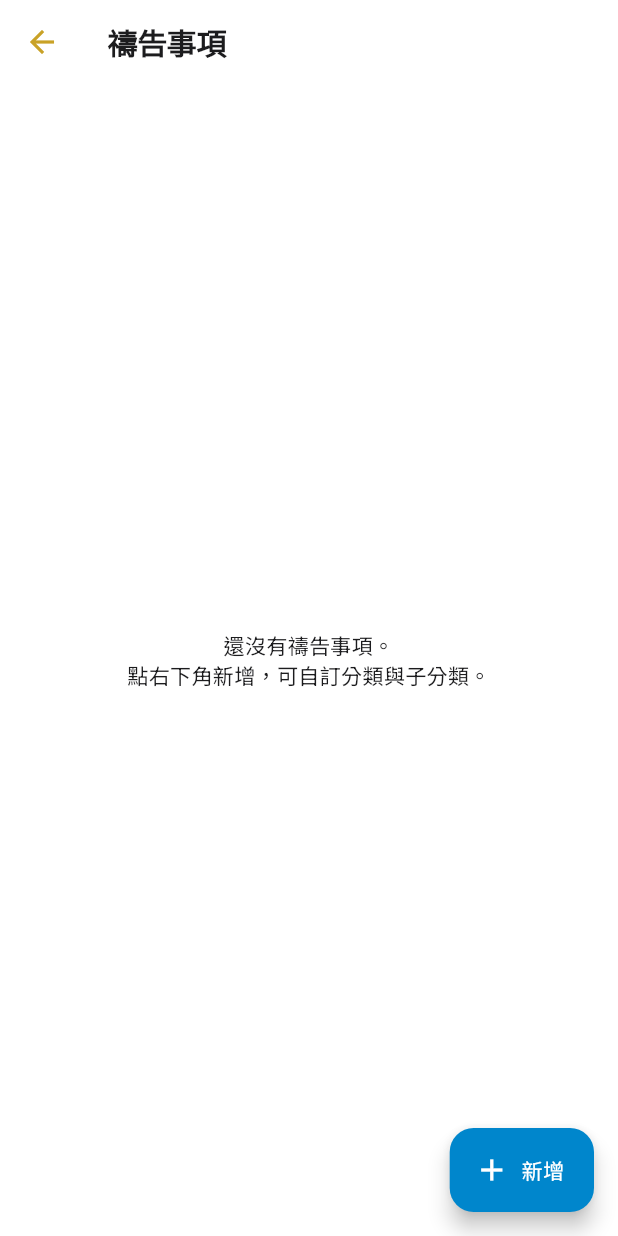
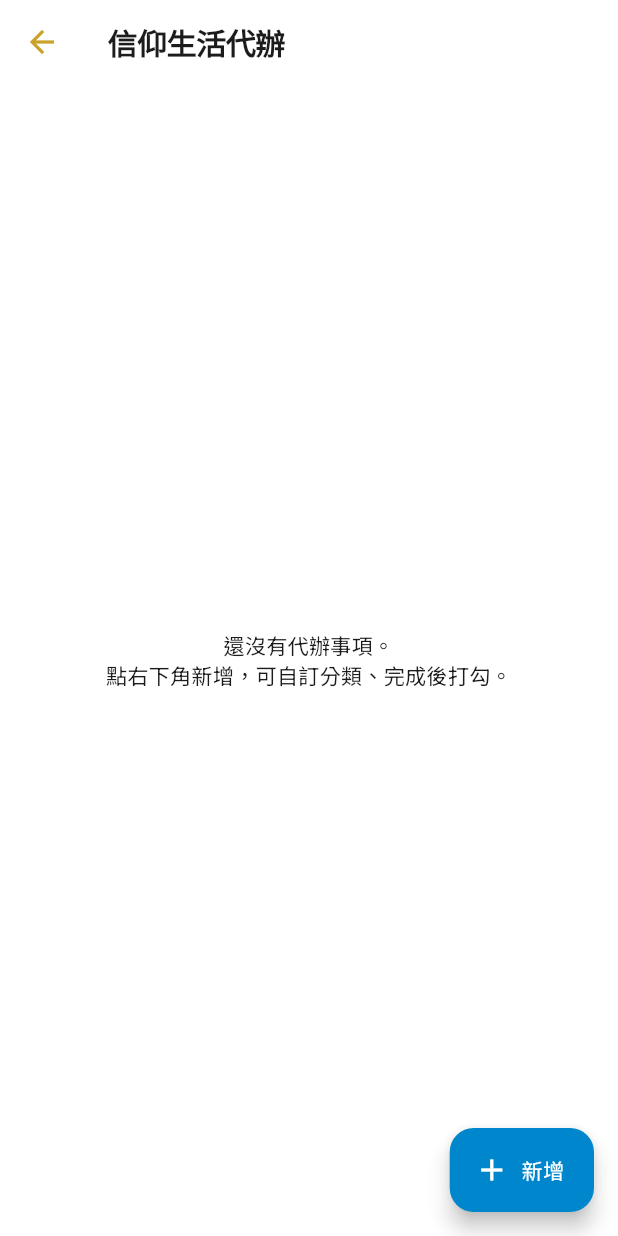
Before and after one commit to zhen-space/bible_app, a Flutter app: the screen it shows after launch, after a tap on "新增", on a phone screen of 412 x 824 dp. Run offline on Flutter 3.47's test engine with Material 3 defaults, Android fonts, the phone set to English and light mode, and no system bars; our stand-ins replace cloud_firestore, firebase_auth, firebase_core, flutter_riverpod, flutter_tts, google_sign_in and 6 more; missing offline and left inert: dart:js_interop, google_sign_in_web; accounts and stored records are empty.

Commit message:
新增信仰生活代辦事項（可打勾）
- DB v8：todos 表（category/content/done/時間）
- 代辦頁：分類巢狀卡（同禱告風格），每項可打勾（完成畫線、排分類底部），
  新增/編輯/刪除，顯示已完成 N/總數
- 首頁 _TodoSection：預覽未完成前 4 項，可直接打勾，空狀態引導卡
- 雲端同步：todos 雙向 LWW（doc id t{createdAt}）＋刪除墓碑（kind=todo）
- 自動備份涵蓋（saveTodo/deleteTodo 觸發 onMutate）
- 測試：Todo round-trip；CLAUDE.md 更新（DB v8）

analyze 乾淨、30 測試過、字型重跑、讀經＋後台兩個 build 成功。

Co-Authored-By: Claude <noreply@anthropic.com>
Claude-Session: https://claude.ai/code/session_01SkXxR652YX1KA9j7FuMJXU

```diff
--- a/lib/models/models.dart
+++ b/lib/models/models.dart
@@ -223,6 +223,52 @@ class Prayer {
       };
 }
 
+/// 信仰生活代辦事項（首頁區塊）：分類/內容/完成狀態，**可打勾**（與禱告不同）。
+class Todo {
+  final int? id;
+  final String category; // 分類（例：靈修、服事、關懷）
+  final String content;
+  final bool done;
+  final int createdAt;
+  final int updatedAt;
+
+  const Todo({
+    this.id,
+    this.category = '',
+    this.content = '',
+    this.done = false,
+    this.createdAt = 0,
+    this.updatedAt = 0,
+  });
+
+  Todo copyWith({bool? done}) => Todo(
+        id: id,
+        category: category,
+        content: content,
+        done: done ?? this.done,
+        createdAt: createdAt,
+        updatedAt: updatedAt,
+      );
+
+  factory Todo.fromMap(Map<String, dynamic> m) => Todo(
+        id: m['id'] as int?,
+        category: m['category'] as String? ?? '',
+        content: m['content'] as String? ?? '',
+        done: (m['done'] as int? ?? 0) == 1,
+        createdAt: m['created_at'] as int? ?? 0,
+        updatedAt: m['updated_at'] as int? ?? 0,
+      );
+
+  Map<String, dynamic> toMap() => {
+        if (id != null) 'id': id,
+        'category': category,
+        'content': content,
+        'done': done ? 1 : 0,
+        'created_at': createdAt,
+        'updated_at': updatedAt,
+      };
+}
+
 /// 主日／證道筆記（結構化表單，白板「五、個人信仰整理」）。
 class SermonNote {
   final int? id;
--- a/lib/providers/providers.dart
+++ b/lib/providers/providers.dart
@@ -546,6 +546,10 @@ final faithMapProvider = FutureProvider<
 final allPrayersProvider = FutureProvider<List<Prayer>>(
     (ref) => ref.watch(databaseServiceProvider).getPrayers());
 
+/// 全部信仰生活代辦事項。
+final allTodosProvider = FutureProvider<List<Todo>>(
+    (ref) => ref.watch(databaseServiceProvider).getTodos());
+
 /// 禱告事項區塊在首頁的位置（使用者自選）：'top'＝繼續閱讀下面、
 /// 'bottom'＝整頁下面。持久化到 SharedPreferences。
 class PrayerPositionNotifier extends Notifier<String> {
--- a/lib/screens/home_screen.dart
+++ b/lib/screens/home_screen.dart
@@ -10,6 +10,7 @@ import 'chapter_screen.dart';
 import 'knowledge_screen.dart';
 import 'prayers_screen.dart';
 import 'qa_screen.dart';
+import 'todos_screen.dart';
 import 'search_screen.dart';
 import 'settings_screen.dart';
 import 'topics_screen.dart';
@@ -122,6 +123,8 @@ class HomeScreen extends ConsumerWidget {
               onTap: () => _push(context, const KnowledgeScreen()),
             ),
           ),
+          const SizedBox(height: 12),
+          const _TodoSection(),
           const SizedBox(height: 16),
           const _ReadingProgressBar(),
           const _RecentNotesSection(),
@@ -485,3 +488,92 @@ class _PrayerSection extends ConsumerWidget {
     );
   }
 }
+
+/// 首頁「信仰生活代辦」區塊：預覽未完成的幾項（可直接打勾），點看全部進完整頁。
+class _TodoSection extends ConsumerWidget {
+  const _TodoSection();
+
+  @override
+  Widget build(BuildContext context, WidgetRef ref) {
+    final todos = ref.watch(allTodosProvider).value ?? const <Todo>[];
+    final scheme = Theme.of(context).colorScheme;
+    final undone = todos.where((t) => !t.done).toList();
+
+    return Column(
+      crossAxisAlignment: CrossAxisAlignment.start,
+      children: [
+        Padding(
+          padding: const EdgeInsets.only(top: 8, bottom: 4),
+          child: Row(
+            mainAxisAlignment: MainAxisAlignment.spaceBetween,
+            children: [
+              Row(children: [
+                Icon(Icons.checklist, size: 18, color: scheme.secondary),
+                const SizedBox(width: 6),
+                Text('信仰生活代辦',
+                    style: Theme.of(context).textTheme.titleSmall),
+              ]),
+              TextButton(
+                onPressed: () => Navigator.push(
+                  context,
+                  MaterialPageRoute(builder: (_) => const TodosScreen()),
+                ),
+                child: Text(todos.isEmpty ? '新增' : '看全部'),
+              ),
+            ],
+          ),
+        ),
+        if (todos.isEmpty)
+          Card(
+            margin: EdgeInsets.zero,
+            child: ListTile(
+              leading: Icon(Icons.add_task, color: scheme.secondary),
+              title: const Text('列出你要做的信仰生活事項'),
+              subtitle: const Text('例：讀完一卷書、關懷一位弟兄、背一節經文'),
+              onTap: () => Navigator.push(
+                context,
+                MaterialPageRoute(builder: (_) => const TodosScreen()),
+              ),
+            ),
+          )
+        else
+          Card(
+            margin: EdgeInsets.zero,
+            child: Column(
+              children: [
+                if (undone.isEmpty)
+                  const ListTile(
+                    dense: true,
+                    leading: Icon(Icons.celebration_outlined),
+                    title: Text('都完成了！'),
+                  )
+                else
+                  for (final t in undone.take(4))
+                    CheckboxListTile(
+                      dense: true,
+                      value: false,
+                      controlAffinity: ListTileControlAffinity.leading,
+                      onChanged: (_) async {
+                        await ref
+                            .read(databaseServiceProvider)
+                            .saveTodo(t.copyWith(done: true));
+                        ref.invalidate(allTodosProvider);
+                      },
+                      title: Text(t.content,
+                          maxLines: 1, overflow: TextOverflow.ellipsis),
+                      subtitle:
+                          t.category.isEmpty ? null : Text(t.category),
+                    ),
+                if (undone.length > 4)
+                  Padding(
+                    padding: const EdgeInsets.only(bottom: 8),
+                    child: Text('還有 ${undone.length - 4} 項未完成',
+                        style: Theme.of(context).textTheme.labelSmall),
+                  ),
+              ],
+            ),
+          ),
+      ],
+    );
+  }
+}
--- /dev/null
+++ b/lib/screens/todos_screen.dart
@@ -0,0 +1,217 @@
+import 'package:flutter/material.dart';
+import 'package:flutter_riverpod/flutter_riverpod.dart';
+
+import '../models/models.dart';
+import '../providers/providers.dart';
+
+/// 信仰生活代辦事項：分類 → 內容，**可打勾**（完成的畫線、排到分類底部）。
+class TodosScreen extends ConsumerWidget {
+  const TodosScreen({super.key});
+
+  @override
+  Widget build(BuildContext context, WidgetRef ref) {
+    final todos = ref.watch(allTodosProvider).value ?? const <Todo>[];
+    final scheme = Theme.of(context).colorScheme;
+
+    // 分類 → 條目（DB 已依 done、分類、時間排序）
+    final byCategory = <String, List<Todo>>{};
+    for (final t in todos) {
+      (byCategory[t.category.isEmpty ? '未分類' : t.category] ??= []).add(t);
+    }
+    final doneCount = todos.where((t) => t.done).length;
+
+    return Scaffold(
+      appBar: AppBar(title: const Text('信仰生活代辦')),
+      floatingActionButton: FloatingActionButton.extended(
+        icon: const Icon(Icons.add),
+        label: const Text('新增'),
+        onPressed: () => _editTodo(context, ref, null),
+      ),
+      body: todos.isEmpty
+          ? const Center(
+              child: Padding(
+                padding: EdgeInsets.all(32),
+                child: Text('還沒有代辦事項。\n點右下角新增，可自訂分類、完成後打勾。',
+                    textAlign: TextAlign.center),
+              ),
+            )
+          : ListView(
+              padding: const EdgeInsets.fromLTRB(12, 12, 12, 96),
+              children: [
+                Padding(
+                  padding: const EdgeInsets.only(left: 4, bottom: 8),
+                  child: Text('已完成 $doneCount / ${todos.length} 項',
+                      style: Theme.of(context).textTheme.bodySmall),
+                ),
+                for (final cat in byCategory.entries)
+                  Card(
+                    margin: const EdgeInsets.only(bottom: 14),
+                    clipBehavior: Clip.antiAlias,
+                    child: Column(
+                      crossAxisAlignment: CrossAxisAlignment.stretch,
+                      children: [
+                        Container(
+                          color: scheme.primary,
+                          padding: const EdgeInsets.symmetric(
+                              horizontal: 14, vertical: 10),
+                          child: Row(
+                            children: [
+                              const Icon(Icons.checklist,
+                                  size: 18, color: Colors.white),
+                              const SizedBox(width: 8),
+                              Expanded(
+                                child: Text(cat.key,
+                                    style: const TextStyle(
+                                        color: Colors.white,
+                                        fontWeight: FontWeight.w700,
+                                        fontSize: 16)),
+                              ),
+                              Text(
+                                  '${cat.value.where((t) => t.done).length}/${cat.value.length}',
+                                  style: const TextStyle(
+                                      color: Colors.white70, fontSize: 12)),
+                            ],
+                          ),
+                        ),
+                        for (final t in cat.value)
+                          CheckboxListTile(
+                            value: t.done,
+                            onChanged: (v) async {
+                              await ref
+                                  .read(databaseServiceProvider)
+                                  .saveTodo(t.copyWith(done: v ?? false));
+                              ref.invalidate(allTodosProvider);
+                            },
+                            controlAffinity:
+                                ListTileControlAffinity.leading,
+                            title: Text(
+                              t.content,
+                              style: TextStyle(
+                                height: 1.4,
+                                decoration: t.done
+                                    ? TextDecoration.lineThrough
+                                    : null,
+                                color: t.done ? scheme.outline : null,
+                              ),
+                            ),
+                            secondary: IconButton(
+                              icon: const Icon(Icons.edit_outlined, size: 20),
+                              tooltip: '編輯',
+                              onPressed: () => _editTodo(context, ref, t),
+                            ),
+                          ),
+                      ],
+                    ),
+                  ),
+              ],
+            ),
+    );
+  }
+}
+
+/// 新增／編輯代辦（底部表單）。
+void _editTodo(BuildContext context, WidgetRef ref, Todo? existing) {
+  final category = TextEditingController(text: existing?.category ?? '');
+  final content = TextEditingController(text: existing?.content ?? '');
+  final todos = ref.read(allTodosProvider).value ?? const <Todo>[];
+  final cats = {
+    for (final t in todos)
+      if (t.category.isNotEmpty) t.category
+  }.toList();
+
+  showModalBottomSheet<void>(
+    context: context,
+    isScrollControlled: true,
+    builder: (ctx) => Padding(
+      padding: EdgeInsets.only(
+        bottom: MediaQuery.of(ctx).viewInsets.bottom,
+        left: 16,
+        right: 16,
+        top: 16,
+      ),
+      child: Column(
+        mainAxisSize: MainAxisSize.min,
+        crossAxisAlignment: CrossAxisAlignment.stretch,
+        children: [
+          Text(existing == null ? '新增代辦' : '編輯代辦',
+              style: Theme.of(ctx).textTheme.titleMedium),
+          const SizedBox(height: 12),
+          if (cats.isNotEmpty) ...[
+            Wrap(
+              spacing: 6,
+              children: [
+                for (final c in cats)
+                  ActionChip(
+                      label: Text(c), onPressed: () => category.text = c),
+              ],
+            ),
+            const SizedBox(height: 8),
+          ],
+          TextField(
+            controller: category,
+            decoration: const InputDecoration(
+              labelText: '分類（例：靈修、服事、關懷）',
+              border: OutlineInputBorder(),
+              isDense: true,
+            ),
+          ),
+          const SizedBox(height: 8),
+          TextField(
+            controller: content,
+            maxLines: 3,
+            autofocus: existing == null,
+            decoration: const InputDecoration(
+              labelText: '要做的事',
+              border: OutlineInputBorder(),
+              alignLabelWithHint: true,
+            ),
+          ),
+          const SizedBox(height: 8),
+          Row(
+            mainAxisAlignment: MainAxisAlignment.end,
+            children: [
+              if (existing != null)
+                TextButton(
+                  onPressed: () async {
+                    Navigator.pop(ctx);
+                    try {
+                      await ref
+                          .read(databaseServiceProvider)
+                          .deleteTodo(existing.id!);
+                    } finally {
+                      ref.invalidate(allTodosProvider);
+                    }
+                  },
+                  child: const Text('刪除'),
+                ),
+              const SizedBox(width: 8),
+              FilledButton(
+                onPressed: () async {
+                  final text = content.text.trim();
+                  Navigator.pop(ctx);
+                  if (text.isEmpty) return;
+                  try {
+                    await ref.read(databaseServiceProvider).saveTodo(
+                          Todo(
+                            id: existing?.id,
+                            category: category.text.trim(),
+                            content: text,
+                            done: existing?.done ?? false,
+                            createdAt: existing?.createdAt ?? 0,
+                            updatedAt: existing?.updatedAt ?? 0,
+                          ),
+                        );
+                  } finally {
+                    ref.invalidate(allTodosProvider);
+                  }
+                },
+                child: const Text('儲存'),
+              ),
+            ],
+          ),
+          const SizedBox(height: 16),
+        ],
+      ),
+    ),
+  );
+}
--- a/lib/services/database_service.dart
+++ b/lib/services/database_service.dart
@@ -12,7 +12,7 @@ import 'db_factory_native.dart' if (dart.library.js_interop) 'db_factory_web.dar
 /// 3. `_createAllTables` 同步加上新表/新欄位的建表語句（給全新安裝用）
 class DatabaseService {
   static const _dbName = 'bible_app.db';
-  static const _dbVersion = 7;
+  static const _dbVersion = 8;
 
   /// 資料異動通知（自動備份用）：每次寫入後呼叫。
   /// providers 端掛上 debounce 的雲端同步（登入時筆記即時上傳，換手機不丟）。
@@ -80,6 +80,21 @@ class DatabaseService {
     await _createPlanProgressTable(db); // v5
     await _createTombstonesTable(db); // v6
     await _createPrayersTable(db); // v7
+    await _createTodosTable(db); // v8
+  }
+
+  /// 信仰生活代辦事項（首頁區塊）：分類/內容/完成狀態，使用者自行增刪，**可打勾**。
+  Future<void> _createTodosTable(Database db) async {
+    await db.execute('''
+      CREATE TABLE todos (
+        id INTEGER PRIMARY KEY AUTOINCREMENT,
+        category TEXT NOT NULL DEFAULT '',
+        content TEXT NOT NULL DEFAULT '',
+        done INTEGER NOT NULL DEFAULT 0,
+        created_at INTEGER NOT NULL,
+        updated_at INTEGER NOT NULL
+      )
+    ''');
   }
 
   /// 禱告事項（首頁區塊）：分類/子分類/內容，使用者自行增刪，不設打勾。
@@ -191,6 +206,9 @@ class DatabaseService {
     }
     if (oldV < 7) {
       await _createPrayersTable(db);
+    }
+    if (oldV < 8) {
+      await _createTodosTable(db);
     }
   }
 
@@ -647,6 +665,45 @@ class DatabaseService {
     _mutated();
   }
 
+  // ---- 信仰生活代辦事項 ----
+
+  Future<List<Todo>> getTodos() async {
+    final db = await database;
+    final rows = await db.query('todos',
+        orderBy: 'done, category, created_at DESC');
+    return rows.map(Todo.fromMap).toList();
+  }
+
+  Future<int> saveTodo(Todo t) async {
+    final db = await database;
+    final now = DateTime.now().millisecondsSinceEpoch;
+    if (t.id == null) {
+      final m = t.toMap()
+        ..['created_at'] = now
+        ..['updated_at'] = now;
+      final id = await db.insert('todos', m);
+      await _untomb(db, 'todo', 't$now');
+      _mutated();
+      return id;
+    }
+    await db.update('todos', t.toMap()..['updated_at'] = now,
+        where: 'id = ?', whereArgs: [t.id]);
+    await _untomb(db, 'todo', 't${t.createdAt}');
+    _mutated();
+    return t.id!;
+  }
+
+  Future<void> deleteTodo(int id) async {
+    final db = await database;
+    final rows = await db.query('todos',
+        columns: ['created_at'], where: 'id = ?', whereArgs: [id]);
+    await db.delete('todos', where: 'id = ?', whereArgs: [id]);
+    if (rows.isNotEmpty) {
+      await _tombstone(db, 'todo', 't${rows.first['created_at']}');
+    }
+    _mutated();
+  }
+
   // ---- 刪除墓碑（同步刪除）----
 
   Future<List<Map<String, dynamic>>> getAllTombstones() async {
@@ -721,6 +778,14 @@ class DatabaseService {
           where: 'created_at = ? AND updated_at <= ?',
           whereArgs: [createdAt, deletedAt],
         );
+      case 'todo':
+        final createdAt = int.tryParse(ref.replaceFirst('t', ''));
+        if (createdAt == null) return 0;
+        removed = await db.delete(
+          'todos',
+          where: 'created_at = ? AND updated_at <= ?',
+          whereArgs: [createdAt, deletedAt],
+        );
     }
     return removed;
   }
```
Also changed, not shown: lib/services/sync_service.dart (+29 -0 lines), 2 other files.
